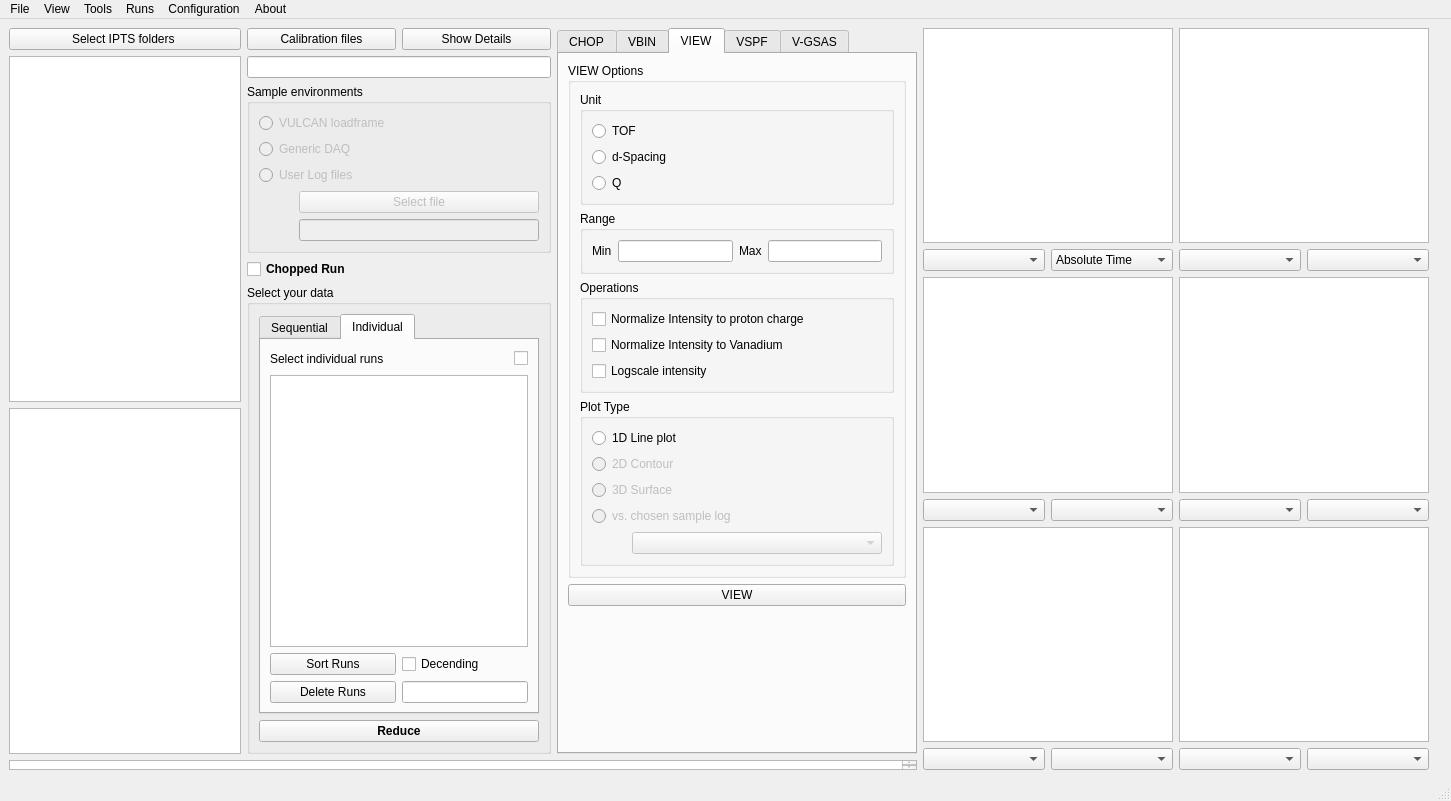
Old version of the form src/interface/gui/VdriveMain.ui in the repository neutrons/PyVDrive.
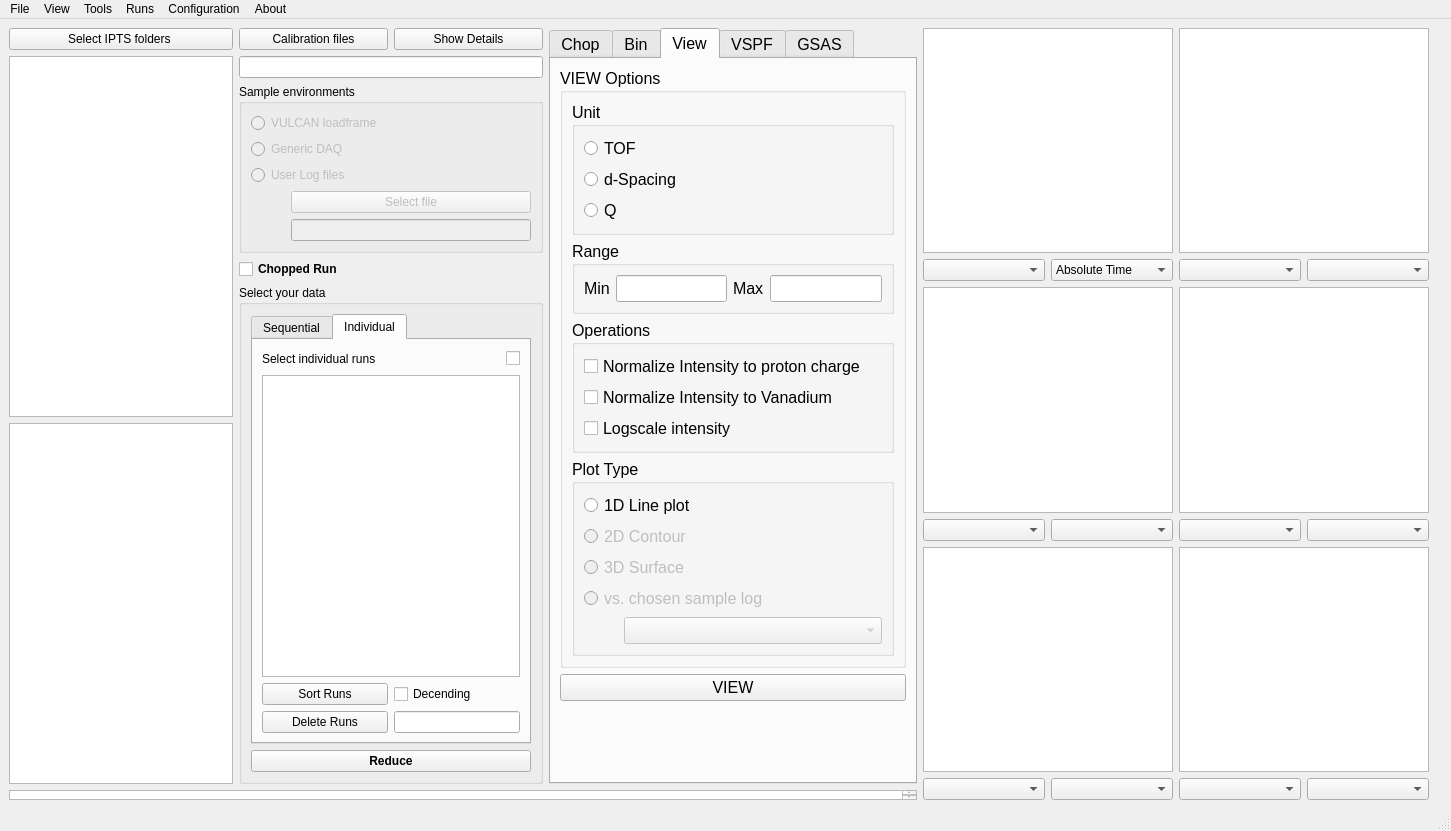
New version of the form. The open tabs and pages were chosen to show the change. Custom widgets are drawn as their Qt base class.

The edit to the form file:
```diff
--- a/src/interface/gui/VdriveMain.ui
+++ b/src/interface/gui/VdriveMain.ui
@@ -478,15 +478,28 @@
               <height>16777215</height>
              </size>
             </property>
+            <property name="font">
+             <font>
+              <pointsize>12</pointsize>
+              <weight>50</weight>
+              <bold>false</bold>
+             </font>
+            </property>
             <property name="toolTip">
              <string>&lt;html&gt;&lt;head/&gt;&lt;body&gt;&lt;p&gt;V-GSAS: Implement later... after GSAS-II can be worked with VULCAN&lt;/p&gt;&lt;/body&gt;&lt;/html&gt;</string>
             </property>
             <property name="currentIndex">
              <number>0</number>
             </property>
-            <widget class="QWidget" name="tab_12">
+            <property name="iconSize">
+             <size>
+              <width>14</width>
+              <height>16</height>
+             </size>
+            </property>
+            <widget class="QWidget" name="tab_chop">
              <attribute name="title">
-              <string>CHOP</string>
+              <string>Chop</string>
              </attribute>
              <layout class="QGridLayout" name="gridLayout_17">
               <item row="0" column="0">
@@ -1051,7 +1064,7 @@
             </widget>
             <widget class="QWidget" name="tab_13">
              <attribute name="title">
-              <string>VBIN</string>
+              <string>Bin</string>
              </attribute>
              <layout class="QGridLayout" name="gridLayout_9">
               <item row="0" column="0">
@@ -1410,7 +1423,7 @@
             </widget>
             <widget class="QWidget" name="tab_14">
              <attribute name="title">
-              <string>VIEW</string>
+              <string>View</string>
              </attribute>
              <layout class="QGridLayout" name="gridLayout_11">
               <item row="2" column="0">
@@ -1777,7 +1790,7 @@
             </widget>
             <widget class="QWidget" name="tab_11">
              <attribute name="title">
-              <string>V-GSAS</string>
+              <string>GSAS</string>
              </attribute>
              <layout class="QVBoxLayout" name="verticalLayout_15">
               <item>
```
Left out of the diff: 10 changed lines with no effect on the pictures.
